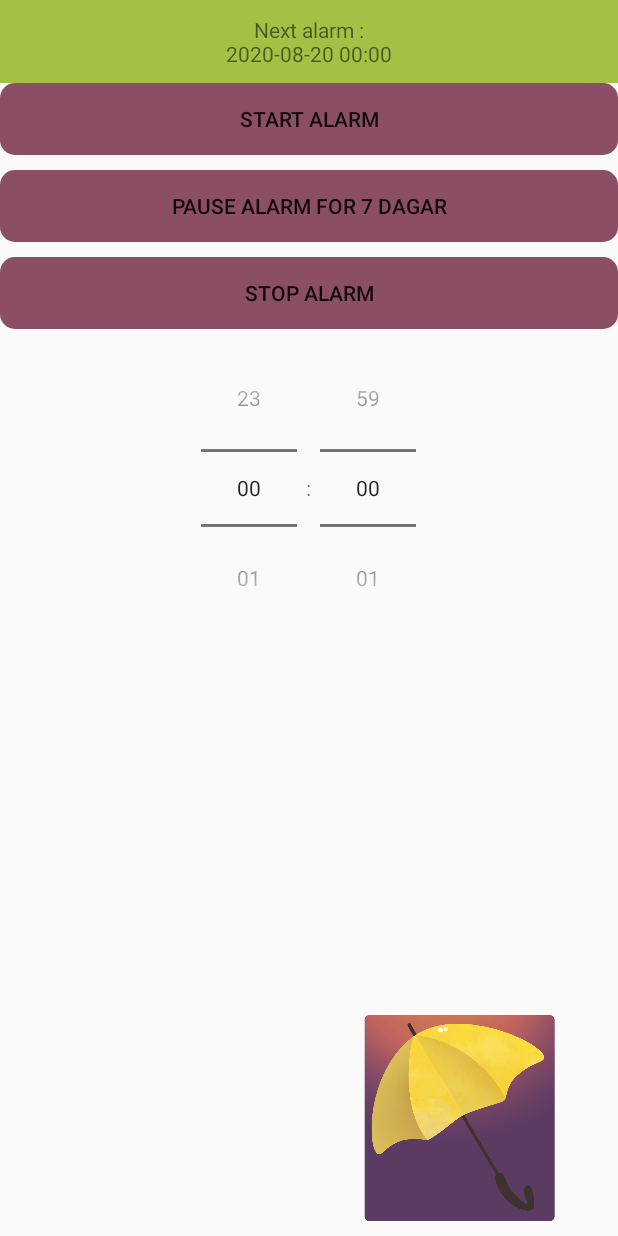
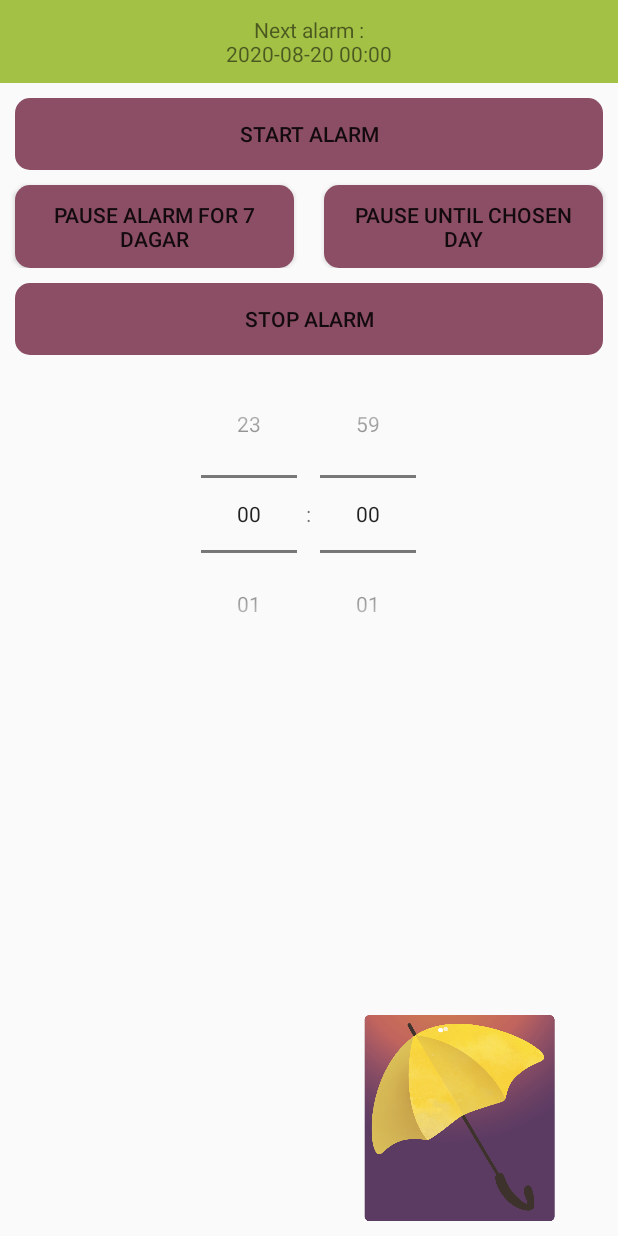
Before and after one commit to apptitlig/Lady-pill-reminder, an Android app: the screen it shows after launch (MainActivity), after a tap on "PAUSE ALARM FOR 7 DAGAR", on a phone screen of 412 x 824 dp. Run offline under Robolectric (Android 15) with nearby library versions, the phone set to English and light mode, and no system bars; our stand-ins replace Room's generated code.

Commit message:
add functionality to pause for any number of days

```diff
--- a/app/src/main/AndroidManifest.xml
+++ b/app/src/main/AndroidManifest.xml
@@ -20,6 +20,8 @@
             </intent-filter>
         </activity>
 
+        <activity android:name=".CalendarActivity" />
+
         <receiver
             android:name=".SendNotification"
             android:permission="android.permission.RECEIVE_BOOT_COMPLETED">
--- a/app/src/main/java/com/matilda/p_piller/App.java
+++ b/app/src/main/java/com/matilda/p_piller/App.java
@@ -17,6 +17,7 @@ public class App extends Application {
     public void onCreate() {
         super.onCreate();
 
+
         // create database
         database = Room.databaseBuilder(getApplicationContext(), MyDatabase.class, DATABASE_NAME)
                 .build();
--- a/app/src/main/java/com/matilda/p_piller/DatabaseHelper.java
+++ b/app/src/main/java/com/matilda/p_piller/DatabaseHelper.java
@@ -103,4 +103,7 @@ public class DatabaseHelper {
         }
         return days;
     }
+
+
+
 }
--- a/app/src/main/java/com/matilda/p_piller/MainActivity.java
+++ b/app/src/main/java/com/matilda/p_piller/MainActivity.java
@@ -11,6 +11,7 @@ import android.content.Intent;
 import android.content.Context;
 import androidx.appcompat.app.AppCompatActivity;
 
+import android.util.Log;
 import android.view.View;
 import android.widget.TimePicker;
 import android.widget.TextView;
@@ -80,6 +81,7 @@ public class MainActivity extends AppCompatActivity {
 
     public void updateTextViewWithText()
     {
+        Log.d(TAG, "uppdaterar text");
         MainActivity.this.runOnUiThread(new Runnable() {
             public void run() {
 
@@ -101,7 +103,6 @@ public class MainActivity extends AppCompatActivity {
     public void startAlarm(View view)
     {
         DatabaseHelper dbh = new DatabaseHelper();
-
         s.saveTime(tp.getHour(), tp.getMinute());
 
         List<Day> days = dbh.getAll();
@@ -115,28 +116,36 @@ public class MainActivity extends AppCompatActivity {
 
     public void periods(View view)
     {
+        pause ( 7);
+    }
+
+    private void pause (int length)
+    {
         DatabaseHelper dbh = new DatabaseHelper();
+        List<Day> days = dbh.getAll();
+        dbh.deleteDays(days);
+
+
         SimpleDateFormat sdf = new SimpleDateFormat(MainActivity.SDF_FORMAT);
         Calendar time = Calendar.getInstance(Locale.getDefault());
         time.set(Calendar.HOUR_OF_DAY, s.getSavedHour());
         time.set(Calendar.MINUTE, s.getSavedHour());
-        for (int i = 0; i <  6; i++)
+        for (int i = 0; i < length; i++)
         {
-            time.add(Calendar.DATE, 1);
+
             String formatted = sdf.format(time.getTime());
 
             Day d = new Day();
             d.setDay(formatted);
             dbh.insertDay(d);
+            time.add(Calendar.DATE, 1);
         }
-        time.add(Calendar.DATE, 1);
+        //Skriv en dag senare till display
         String formatted = sdf.format(time.getTime());
         s.saveTextViewText(formatted);
         try {
             MainActivity.getInstance().updateTextViewWithText();
-        } catch (Exception e) {
-
-        }
+        } catch (Exception ignored) { }
     }
 
     public void turnOffAlarm(View view)
@@ -152,4 +161,22 @@ public class MainActivity extends AppCompatActivity {
             MainActivity.getInstance().updateTextViewWithIngetLarm();
         } catch (Exception ignored) { }
     }
+
+    public void chooseDay(View view)
+    {
+        Intent myIntent = new Intent(MainActivity.this, CalendarActivity.class);
+        //myIntent.putExtra("key", value); //Optional parameters
+        MainActivity.this.startActivityForResult(myIntent, 1);
+    }
+
+    public void onActivityResult(int requestCode, int resultCode, Intent data) {
+        super.onActivityResult(requestCode, resultCode, data);
+        if (requestCode == 1) {
+            if(resultCode == RESULT_OK) {
+                int pauseLength = data.getIntExtra("pause", 0);
+
+                pause ( pauseLength );
+            }
+        }
+    }
 }
--- a/app/src/main/res/layout/activity_main.xml
+++ b/app/src/main/res/layout/activity_main.xml
@@ -25,6 +25,9 @@
             android:id="@+id/startAlarm"
             android:layout_width="match_parent"
             android:layout_height="wrap_content"
+            android:layout_marginLeft="10dp"
+            android:layout_marginTop="10dp"
+            android:layout_marginRight="10dp"
             android:background="@drawable/rounded_corners"
             android:fadingEdge="horizontal|vertical"
             android:onClick="startAlarm"
@@ -32,29 +35,47 @@
             android:paddingBottom="5dp"
             android:text="@string/starta_alarm" />
 
-        <Space
+        <LinearLayout
             android:layout_width="match_parent"
-            android:layout_height="10dp" />
+            android:layout_height="match_parent"
+            android:orientation="horizontal">
 
-        <Button
-            android:id="@+id/pauseAlarm"
-            android:layout_width="match_parent"
-            android:layout_height="wrap_content"
-            android:background="@drawable/rounded_corners"
-            android:onClick="periods"
-            android:text="@string/pausa_alarm_i_7_dagar" />
+            <Button
+                android:id="@+id/pauseAlarm"
+                android:layout_width="0dp"
+                android:layout_height="match_parent"
+                android:background="@drawable/rounded_corners"
+                android:onClick="periods"
+                android:layout_marginLeft="10dp"
+                android:layout_marginTop="10dp"
+                android:layout_marginRight="10dp"
+                android:layout_weight="0.5"
+                android:text="@string/pausa_alarm_i_7_dagar" />
 
-        <Space
-            android:layout_width="match_parent"
-            android:layout_height="10dp" />
+            <Button
+                android:id="@+id/calendar_button"
+                android:layout_width="0dp"
+                android:layout_height="match_parent"
+                android:onClick="chooseDay"
+                android:background="@drawable/rounded_corners"
+                android:layout_marginLeft="10dp"
+                android:layout_marginTop="10dp"
+                android:layout_marginRight="10dp"
+                android:layout_weight="0.5"
+                android:text="@string/choose_day" />
+        </LinearLayout>
+
 
         <Button
             android:id="@+id/turnOffAlarm"
             android:layout_width="match_parent"
             android:layout_height="wrap_content"
+            android:background="@drawable/rounded_corners"
             android:onClick="turnOffAlarm"
-            android:text="@string/stoppa_alarm"
-            android:background="@drawable/rounded_corners"/>
+            android:layout_marginLeft="10dp"
+            android:layout_marginTop="10dp"
+            android:layout_marginRight="10dp"
+            android:text="@string/stoppa_alarm" />
 
     </LinearLayout>
 
@@ -66,14 +87,14 @@
             android:id="@+id/time_picker"
             android:layout_width="match_parent"
             android:layout_height="335dp"
-            android:timePickerMode="spinner"></TimePicker>
+            android:timePickerMode="spinner" />
 
         <ImageView
             android:id="@+id/imageView2"
             android:layout_width="213dp"
             android:layout_height="159dp"
             android:layout_gravity="bottom|end"
-            android:contentDescription="@string/vinny"
+            android:contentDescription="@string/doggo"
             app:srcCompat="@drawable/umbrella" />
     </FrameLayout>
 
--- a/app/src/main/res/values/strings.xml
+++ b/app/src/main/res/values/strings.xml
@@ -3,11 +3,13 @@
     <string name="starta_alarm">Start alarm</string>
     <string name="pausa_alarm_i_7_dagar">Pause alarm for 7 dagar</string>
     <string name="stoppa_alarm">Stop alarm</string>
-    <string name="vinny">dog</string>
+    <string name="doggo">dog</string>
     <string name="no_alarm">No alarm</string>
     <string name="next_alarm">Next alarm</string>
     <string name="take_lady_pill">Take your lady pill</string>
     <string name="dont_get_pregnant">Do not get pregnant</string>
     <string name="reminder">Reminder</string>
     <string name="channel">Daily Reminder</string>
+    <string name="OK">OK</string>
+    <string name="choose_day">Pause until chosen day</string>
 </resources>
```
Also changed, not shown: app/build.gradle (+6 -3 lines), app/src/main/java/com/matilda/p_piller/CalendarActivity.java (+60 -4 lines), app/src/main/java/com/matilda/p_piller/SendNotification.java (+9 -2 lines), app/src/main/java/com/matilda/p_piller/StartAlarmManager.java (+7 -6 lines), app/src/main/res/layout/calendar_activity.xml (added, +29 -0 lines), app/src/main/res/drawable/banner.png, app/src/main/res/drawable/ikon.png (added), app/src/main/res/drawable/lotten.png (added), gradle/wrapper/gradle-wrapper.properties, 3 other files.
